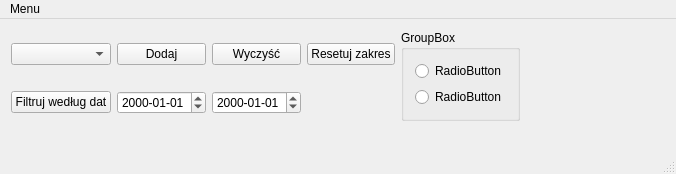
Before: the Qt Designer form MainWindow.ui in thewitcher/GarminCharts, drawn with Qt 5.
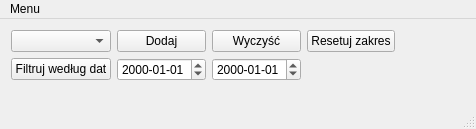
After: the same form once the commit is applied. Custom widgets are drawn as their Qt base class.

Diff of the .ui file:
```diff
--- a/MainWindow.ui
+++ b/MainWindow.ui
@@ -6,8 +6,8 @@
    <rect>
     <x>0</x>
     <y>0</y>
-    <width>676</width>
-    <height>174</height>
+    <width>476</width>
+    <height>129</height>
    </rect>
   </property>
   <property name="windowTitle">
@@ -15,6 +15,13 @@
   </property>
   <widget class="QWidget" name="centralWidget">
    <layout class="QGridLayout" name="gridLayout">
+    <item row="0" column="3">
+     <widget class="QPushButton" name="m_pResetRangeButton">
+      <property name="text">
+       <string>Resetuj zakres</string>
+      </property>
+     </widget>
+    </item>
     <item row="0" column="1">
      <widget class="QPushButton" name="m_pAddPushButton">
       <property name="text">
@@ -32,16 +39,9 @@
       </property>
      </widget>
     </item>
-    <item row="4" column="0" colspan="7">
+    <item row="4" column="0" colspan="6">
      <widget class="ChartView" name="m_pChartView" native="true"/>
     </item>
-    <item row="1" column="1">
-     <widget class="QDateEdit" name="m_pMinDate">
-      <property name="displayFormat">
-       <string>yyyy-MM-dd</string>
-      </property>
-     </widget>
-    </item>
     <item row="1" column="2">
      <widget class="QDateEdit" name="m_pMaxDate">
       <property name="displayFormat">
@@ -49,6 +49,13 @@
       </property>
      </widget>
     </item>
+    <item row="1" column="1">
+     <widget class="QDateEdit" name="m_pMinDate">
+      <property name="displayFormat">
+       <string>yyyy-MM-dd</string>
+      </property>
+     </widget>
+    </item>
     <item row="0" column="2">
      <widget class="QPushButton" name="m_pClearButton">
       <property name="text">
@@ -56,36 +63,6 @@
       </property>
      </widget>
     </item>
-    <item row="0" column="4" rowspan="2">
-     <widget class="QGroupBox" name="groupBox">
-      <property name="title">
-       <string>GroupBox</string>
-      </property>
-      <layout class="QGridLayout" name="gridLayout_2">
-       <item row="0" column="0">
-        <widget class="QRadioButton" name="radioButton_2">
-         <property name="text">
-          <string>RadioButton</string>
-         </property>
-        </widget>
-       </item>
-       <item row="1" column="0">
-        <widget class="QRadioButton" name="radioButton">
-         <property name="text">
-          <string>RadioButton</string>
-         </property>
-        </widget>
-       </item>
-      </layout>
-     </widget>
-    </item>
-    <item row="0" column="3">
-     <widget class="QPushButton" name="m_pResetRangeButton">
-      <property name="text">
-       <string>Resetuj zakres</string>
-      </property>
-     </widget>
-    </item>
    </layout>
   </widget>
   <widget class="QMenuBar" name="menuBar">
@@ -93,7 +70,7 @@
     <rect>
      <x>0</x>
      <y>0</y>
-     <width>676</width>
+     <width>476</width>
      <height>20</height>
     </rect>
    </property>
```
